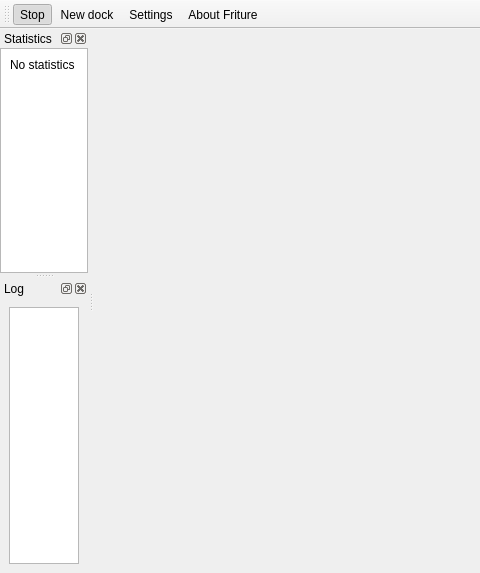
This is friture.ui in tlecomte/friture as Qt 5 draws it before an edit; both pictures show x 0 to 480 and y 0 to 573 of the 869 by 573 pixel window. The edited form follows.
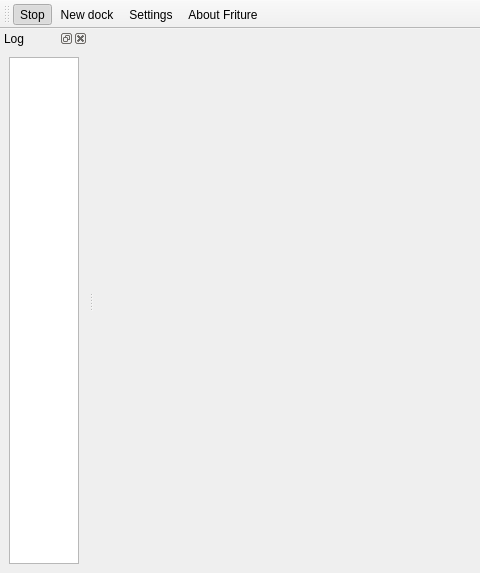
This is the edited form. Icons and pictures are not drawn.

Commit message: Make the statistics widget part of the about window instead of a dock widget.

The edit to the form file:
```diff
--- a/friture.ui
+++ b/friture.ui
@@ -22,68 +22,6 @@
     <string notr="true"/>
    </property>
   </widget>
-  <widget class="QDockWidget" name="dockWidgetStatistics">
-   <property name="styleSheet">
-    <string notr="true"/>
-   </property>
-   <property name="windowTitle">
-    <string>Statistics</string>
-   </property>
-   <attribute name="dockWidgetArea">
-    <number>1</number>
-   </attribute>
-   <widget class="QWidget" name="dockWidgetContents_2">
-    <layout class="QGridLayout" name="gridLayout_2">
-     <property name="margin">
-      <number>0</number>
-     </property>
-     <property name="spacing">
-      <number>0</number>
-     </property>
-     <item row="0" column="0">
-      <widget class="QScrollArea" name="scrollArea">
-       <property name="widgetResizable">
-        <bool>true</bool>
-       </property>
-       <property name="alignment">
-        <set>Qt::AlignLeading|Qt::AlignLeft|Qt::AlignTop</set>
-       </property>
-       <widget class="QWidget" name="scrollAreaWidgetContents">
-        <property name="geometry">
-         <rect>
-          <x>0</x>
-          <y>0</y>
-          <width>87</width>
-          <height>220</height>
-         </rect>
-        </property>
-        <property name="styleSheet">
-         <string notr="true">QWidget {
-background: white
-}
-</string>
-        </property>
-        <layout class="QVBoxLayout" name="verticalLayout">
-         <item>
-          <widget class="QLabel" name="LabelLevel">
-           <property name="text">
-            <string>No statistics</string>
-           </property>
-           <property name="alignment">
-            <set>Qt::AlignLeading|Qt::AlignLeft|Qt::AlignTop</set>
-           </property>
-           <property name="textInteractionFlags">
-            <set>Qt::LinksAccessibleByKeyboard|Qt::LinksAccessibleByMouse|Qt::TextBrowserInteraction|Qt::TextSelectableByKeyboard|Qt::TextSelectableByMouse</set>
-           </property>
-          </widget>
-         </item>
-        </layout>
-       </widget>
-      </widget>
-     </item>
-    </layout>
-   </widget>
-  </widget>
   <widget class="QToolBar" name="toolBar">
    <property name="windowTitle">
     <string>toolBar</string>
@@ -125,7 +63,7 @@
           <x>0</x>
           <y>0</y>
           <width>69</width>
-          <height>249</height>
+          <height>497</height>
          </rect>
         </property>
         <property name="styleSheet">
```
The commit also changes 3 other files.
